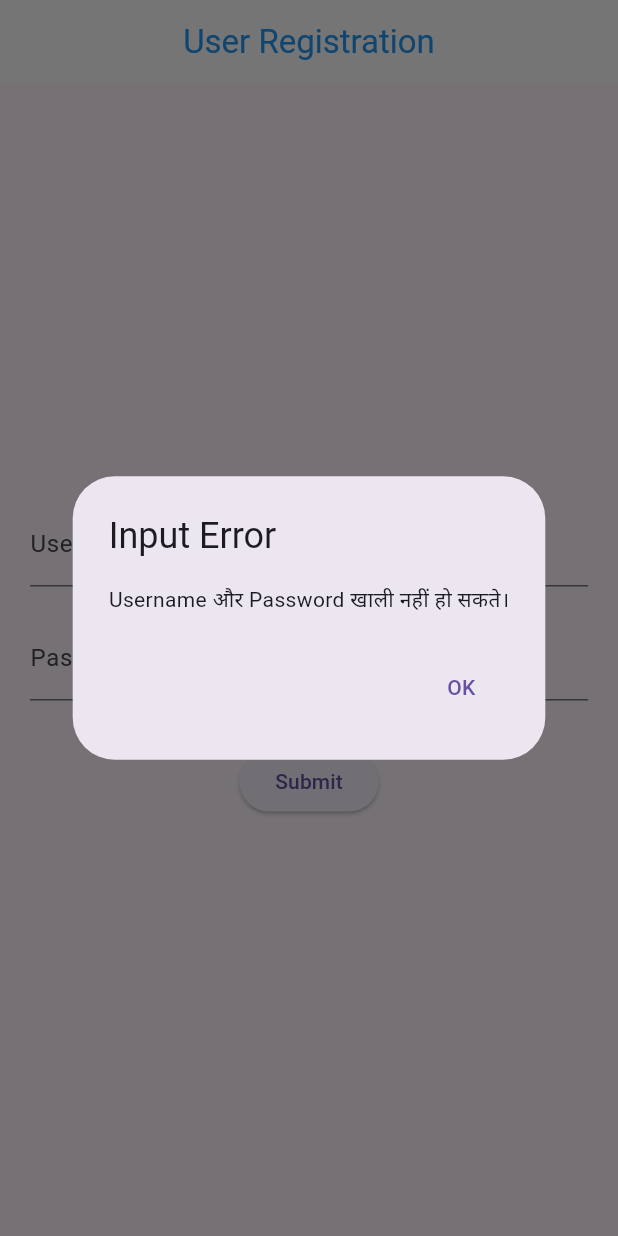
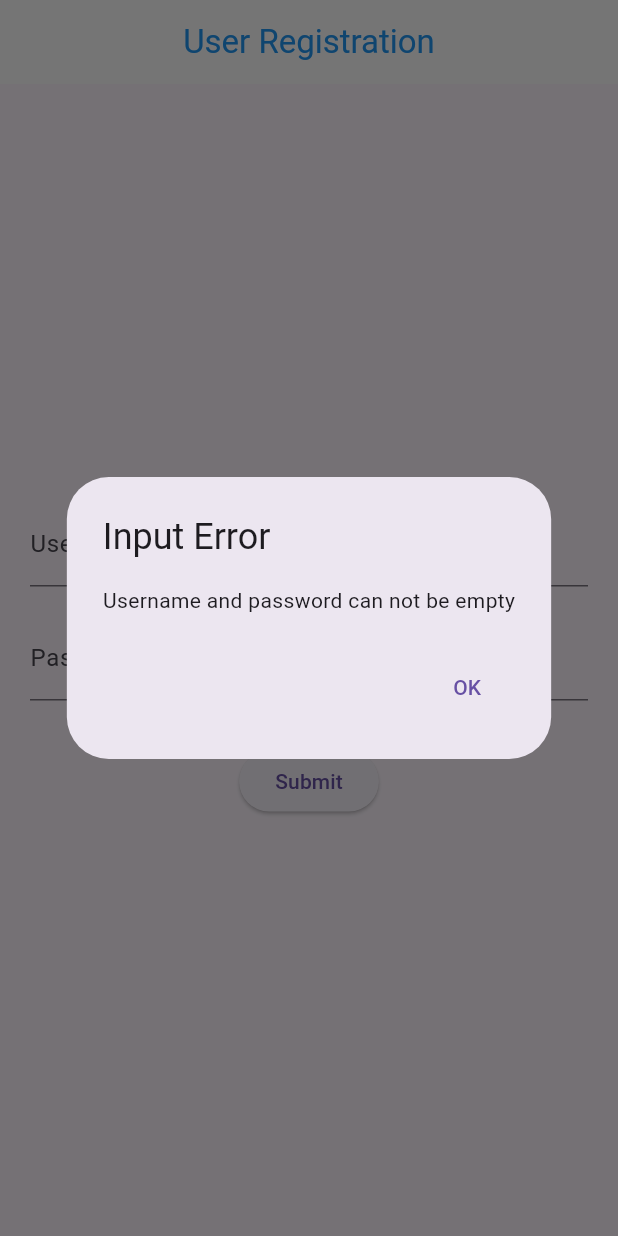
Before and after one commit to Shubhangi-H98/test2, a Flutter app: the screen it shows after launch, after a tap on "Submit", on a phone screen of 412 x 824 dp. Run offline on Flutter 3.47's test engine with Material 3 defaults, Android fonts, the phone set to English and light mode, and no system bars; our stand-ins replace sqflite; accounts and stored records are empty.

Commit message:
text change

```diff
--- a/lib/login_page.dart
+++ b/lib/login_page.dart
@@ -19,7 +19,7 @@ class _LoginPageState extends State<LoginPage> {
         context: context,
         builder: (_) => AlertDialog(
           title: Text('Input Error'),
-          content: Text('Username और Password खाली नहीं हो सकते।'),
+          content: Text('Username and password can not be empty'),
           actions: [
             TextButton(
               onPressed: () => Navigator.pop(context),
```
